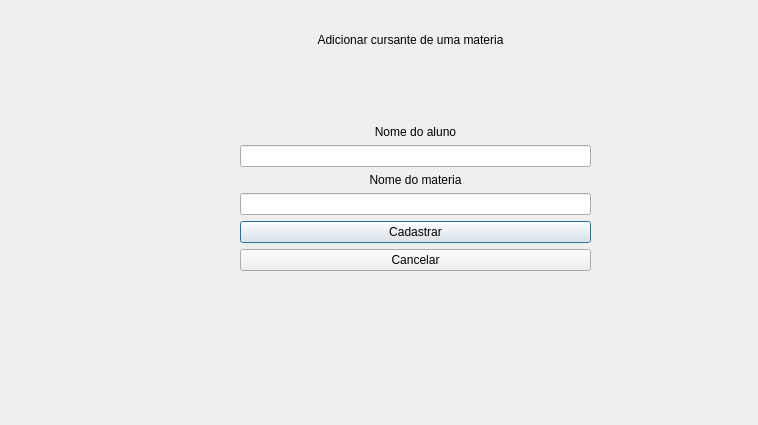
Fernando-maruba/Trabalho-Final-POO, file ProjetoFinal/adicionarcursante.ui: the form before one commit.
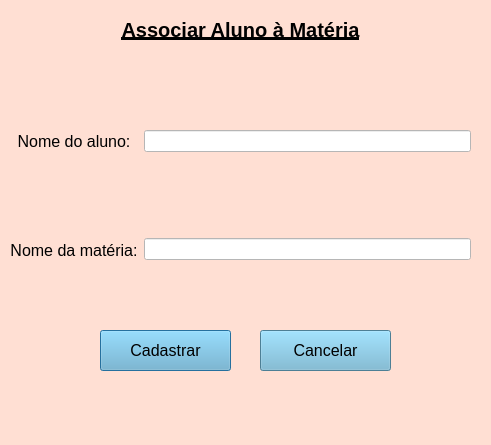
The form after the commit.

What changed in the file:
```diff
--- a/ProjetoFinal/adicionarcursante.ui
+++ b/ProjetoFinal/adicionarcursante.ui
@@ -6,46 +6,138 @@
    <rect>
     <x>0</x>
     <y>0</y>
-    <width>758</width>
-    <height>425</height>
+    <width>491</width>
+    <height>445</height>
    </rect>
   </property>
   <property name="windowTitle">
    <string>Dialog</string>
   </property>
-  <widget class="QWidget" name="layoutWidget_2">
+  <property name="styleSheet">
+   <string notr="true">background-color:#FFDFD3</string>
+  </property>
+  <widget class="QLabel" name="label">
    <property name="geometry">
     <rect>
-     <x>240</x>
-     <y>40</y>
-     <width>351</width>
-     <height>231</height>
+     <x>70</x>
+     <y>20</y>
+     <width>341</width>
+     <height>20</height>
     </rect>
    </property>
-   <layout class="QVBoxLayout" name="verticalLayout">
+   <property name="font">
+    <font>
+     <pointsize>-1</pointsize>
+     <weight>75</weight>
+     <italic>false</italic>
+     <bold>true</bold>
+     <underline>true</underline>
+    </font>
+   </property>
+   <property name="styleSheet">
+    <string notr="true">font-size:20px;</string>
+   </property>
+   <property name="text">
+    <string>Associar Aluno à Matéria</string>
+   </property>
+   <property name="alignment">
+    <set>Qt::AlignCenter</set>
+   </property>
+  </widget>
+  <widget class="QPushButton" name="pushButton">
+   <property name="geometry">
+    <rect>
+     <x>100</x>
+     <y>330</y>
+     <width>131</width>
+     <height>41</height>
+    </rect>
+   </property>
+   <property name="styleSheet">
+    <string notr="true">font-size:16px;
+background-color:#6CB2D1</string>
+   </property>
+   <property name="text">
+    <string>Cadastrar</string>
+   </property>
+  </widget>
+  <widget class="QPushButton" name="pushButton_2">
+   <property name="geometry">
+    <rect>
+     <x>260</x>
+     <y>330</y>
+     <width>131</width>
+     <height>41</height>
+    </rect>
+   </property>
+   <property name="styleSheet">
+    <string notr="true">font-size:16px;
+background-color:#6CB2D1</string>
+   </property>
+   <property name="text">
+    <string>Cancelar</string>
+   </property>
+  </widget>
+  <widget class="QWidget" name="horizontalLayoutWidget">
+   <property name="geometry">
+    <rect>
+     <x>10</x>
+     <y>90</y>
+     <width>461</width>
+     <height>211</height>
+    </rect>
+   </property>
+   <layout class="QHBoxLayout" name="horizontalLayout">
     <item>
-     <spacer name="verticalSpacer_2">
-      <property name="orientation">
-       <enum>Qt::Vertical</enum>
-      </property>
-      <property name="sizeHint" stdset="0">
-       <size>
-        <width>20</width>
-        <height>40</height>
-       </size>
-      </property>
-     </spacer>
-    </item>
+     <layout class="QVBoxLayout" name="verticalLayout_3">
     <item>
      <widget class="QLabel" name="label_3">
+        <property name="styleSheet">
+         <string notr="true">font-size:16px;
+</string>
+        </property>
       <property name="text">
-       <string>Nome do aluno</string>
+         <string>Nome do aluno:</string>
       </property>
       <property name="alignment">
        <set>Qt::AlignCenter</set>
       </property>
      </widget>
     </item>
+      <item>
+       <widget class="QLabel" name="label_2">
+        <property name="styleSheet">
+         <string notr="true">font-size:16px;
+</string>
+        </property>
+        <property name="text">
+         <string>Nome da matéria:</string>
+        </property>
+        <property name="alignment">
+         <set>Qt::AlignCenter</set>
+        </property>
+       </widget>
+      </item>
+     </layout>
+    </item>
+    <item>
+     <spacer name="horizontalSpacer">
+      <property name="orientation">
+       <enum>Qt::Horizontal</enum>
+      </property>
+      <property name="sizeType">
+       <enum>QSizePolicy::Fixed</enum>
+      </property>
+      <property name="sizeHint" stdset="0">
+       <size>
+        <width>0</width>
+        <height>20</height>
+       </size>
+      </property>
+     </spacer>
+    </item>
+    <item>
+     <layout class="QVBoxLayout" name="verticalLayout_4">
     <item>
      <widget class="QLineEdit" name="lineEdit">
       <property name="accessibleName">
@@ -54,6 +146,9 @@
       <property name="autoFillBackground">
        <bool>false</bool>
       </property>
+        <property name="styleSheet">
+         <string notr="true">background-color:white;</string>
+        </property>
       <property name="inputMask">
        <string/>
       </property>
@@ -63,49 +158,31 @@
      </widget>
     </item>
     <item>
-     <widget class="QLabel" name="label_2">
-      <property name="text">
-       <string>Nome do materia</string>
-      </property>
-      <property name="alignment">
-       <set>Qt::AlignCenter</set>
-      </property>
-     </widget>
-    </item>
-    <item>
-     <widget class="QLineEdit" name="lineEdit_2"/>
-    </item>
-    <item>
-     <widget class="QPushButton" name="pushButton">
-      <property name="text">
-       <string>Cadastrar</string>
-      </property>
-     </widget>
+       <spacer name="verticalSpacer">
+        <property name="orientation">
+         <enum>Qt::Vertical</enum>
+        </property>
+        <property name="sizeType">
+         <enum>QSizePolicy::Fixed</enum>
+        </property>
+        <property name="sizeHint" stdset="0">
+         <size>
+          <width>50</width>
+          <height>40</height>
+         </size>
+        </property>
+       </spacer>
     </item>
     <item>
-     <widget class="QPushButton" name="pushButton_2">
-      <property name="text">
-       <string>Cancelar</string>
+       <widget class="QLineEdit" name="lineEdit_2">
+        <property name="styleSheet">
+         <string notr="true">background-color:white;</string>
       </property>
      </widget>
     </item>
    </layout>
-  </widget>
-  <widget class="QLabel" name="label">
-   <property name="geometry">
-    <rect>
-     <x>240</x>
-     <y>30</y>
-     <width>341</width>
-     <height>20</height>
-    </rect>
-   </property>
-   <property name="text">
-    <string>Adicionar cursante de uma materia</string>
-   </property>
-   <property name="alignment">
-    <set>Qt::AlignCenter</set>
-   </property>
+    </item>
+   </layout>
   </widget>
  </widget>
  <resources/>
```
Lines whose indentation alone changed are shown as unchanged.
